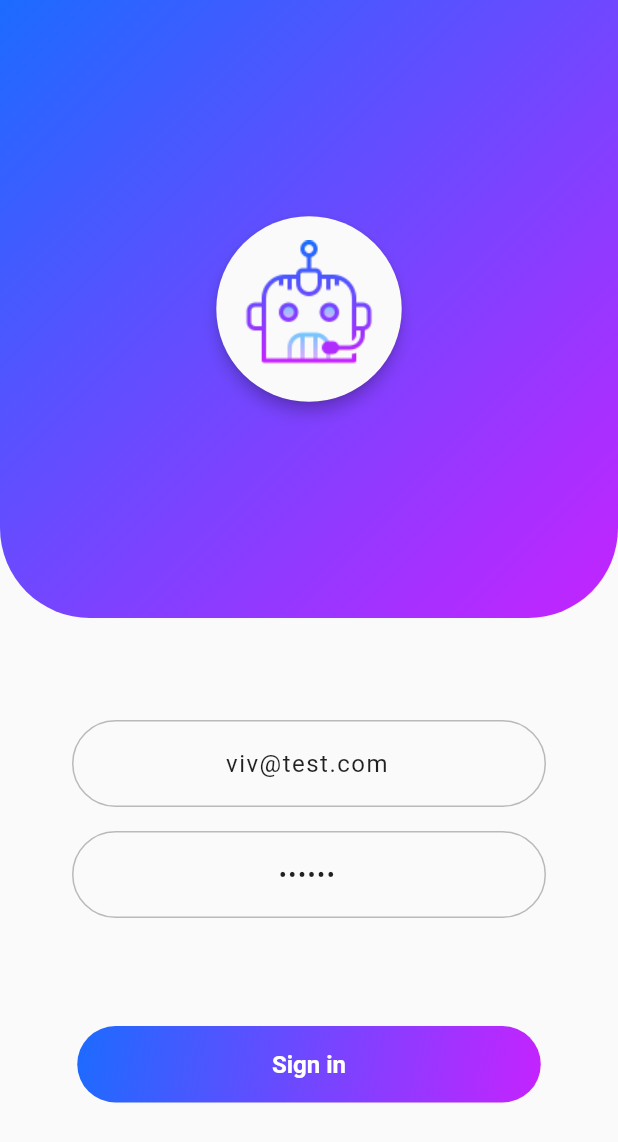
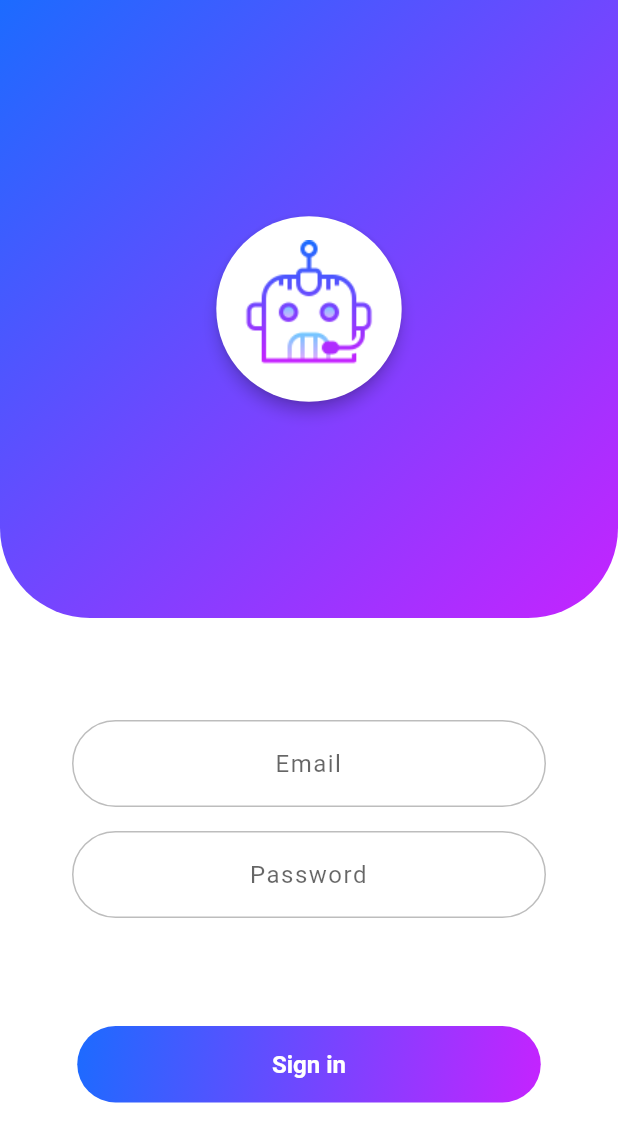
Before and after one commit to PrateekSharma1712/flutter_hackathon, a Flutter app: the screen it shows after launch, after a tap on "Sign in", on a phone screen of 412 x 824 dp. Shown: the top 1142 px of the screen. Run offline on Flutter 3.47's test engine with Material 2 defaults, Android fonts, the phone set to English and light mode, and no system bars; our stand-ins replace circular_profile_avatar, cloud_firestore, firebase_auth, shared_preferences; missing offline and left inert: flutter_dialogflow; accounts and stored records are empty; network calls fail; project files that could hold a hidden picture were left out.

```diff
--- a/lib/main.dart
+++ b/lib/main.dart
@@ -12,16 +12,15 @@ class MyApp extends StatelessWidget {
   Widget build(BuildContext context) {
     return MaterialApp(
       title: 'Flutter Demo',
-      theme: ThemeData(
-        primaryColor: Color(0xffC523FF),
-      ),
+      debugShowCheckedModeBanner: false,
+      theme: ThemeData(primaryColor: Color(0xffC523FF), canvasColor: Colors.white),
       home: AppSplashScreen(),
       routes: {
         "/login": (context) => UserLogin(),
         "/chat": (context) => Provider<DialogFlowService>(
-          child: ChatScreen(),
-          builder: (context) => DialogFlowService(),
-        ),
+              child: ChatScreen(),
+              builder: (context) => DialogFlowService(),
+            ),
       },
     );
   }
--- a/lib/user/user_login.dart
+++ b/lib/user/user_login.dart
@@ -37,8 +37,8 @@ class _UserLoginState extends State<UserLogin>
     //  setState(() {});
   //  });
     _controller.forward();
-    emailTextController.text = "viv@test.com";
-    passwordTextController.text = "111111";
+    emailTextController.text = "";
+    passwordTextController.text = "";
     super.initState();
   }
 
@@ -56,14 +56,14 @@ class _UserLoginState extends State<UserLogin>
     });
   }
 
-  askUserName() {
+  /*askUserName() {
     showDialog(
       context: context,
       builder: (BuildContext context) => new AlertDialog(
             title: new Text("Details"),
             content: Column(
               children: <Widget>[
-                new Text("Enter your name to continue"),
+                new Text("Enter your email to continue"),
                 Container(
                   padding: EdgeInsets.symmetric(vertical: 4),
                   decoration: BoxDecoration(
@@ -81,7 +81,7 @@ class _UserLoginState extends State<UserLogin>
                           keyboardType: TextInputType.text,
                           decoration: InputDecoration(
                               border: InputBorder.none,
-                              hintText: 'Name',
+                              hintText: 'Email',
                               hintStyle: TextStyle(
                                   fontSize: 16,
 //                                color: Colors.white54,
@@ -111,7 +111,7 @@ class _UserLoginState extends State<UserLogin>
             ],
           ),
     );
-  }
+  }*/
 
   showError(error) {
     SnackBarDelegate.showSnackBar(context, error, _scaffoldKey);
@@ -121,9 +121,7 @@ class _UserLoginState extends State<UserLogin>
     String email = emailTextController.text.toString().trim();
     String password = passwordTextController.text.toString().trim();
     LoginServer().handleSignIn(email, password).then((user) {
-      if (user == "no_user_data") {
-        askUserName();
-      } else if (user == "error") {
+      if (user == "error") {
         showError(user);
       } else {
         print(user);
@@ -131,7 +129,7 @@ class _UserLoginState extends State<UserLogin>
         if (u != null) {
           UserSharedPreference.updateLoggedInUserDetails(
             email,
-            u.name,
+            email,
           );
           UserSharedPreference.getLoggedInUserDetails().then((userData) {
             print(userData);
--- a/pubspec.yaml
+++ b/pubspec.yaml
@@ -32,7 +32,7 @@ dependencies:
   shared_preferences: ^0.4.3
   http:
   provider: ^2.0.1+1
-  auro_avatar: ^0.1.0
+  circular_profile_avatar: ^0.2.0
 
 
 dev_dependencies:
```
Also changed, not shown: lib/pages/chat_screen.dart (+67 -5 lines), lib/widgets/chat_message_widget.dart (+45 -19 lines), pubspec.lock.
